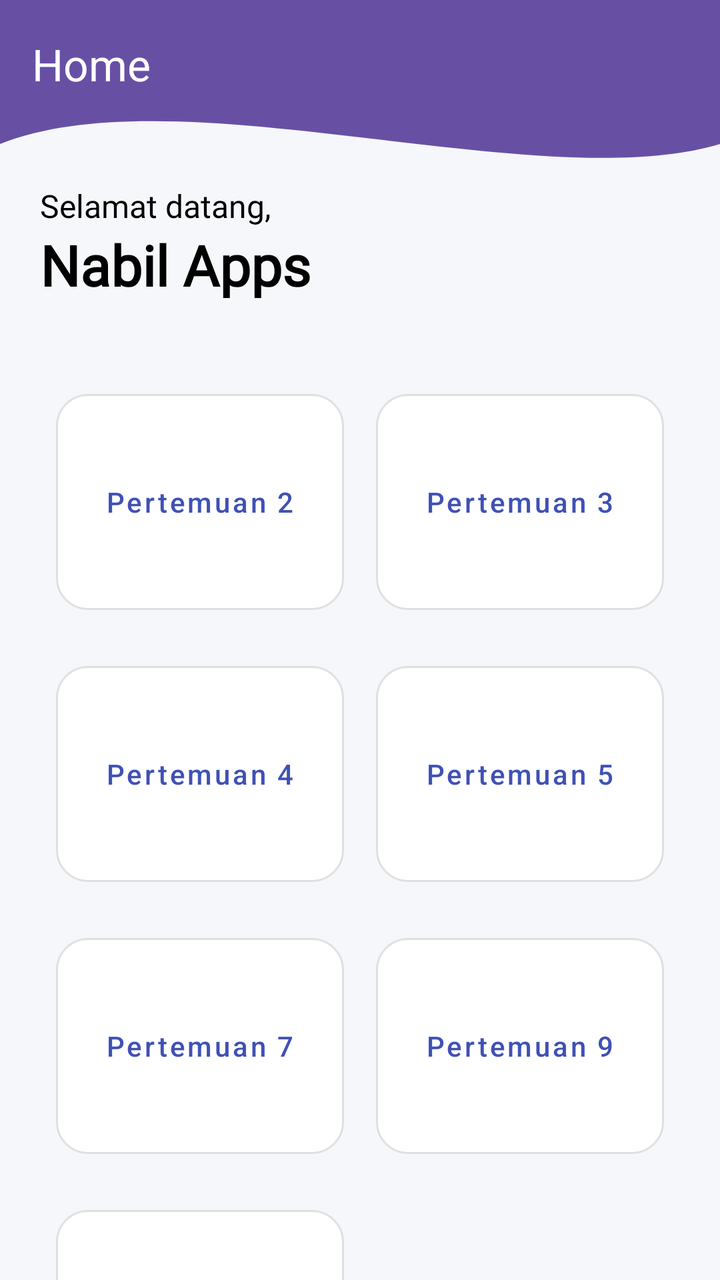
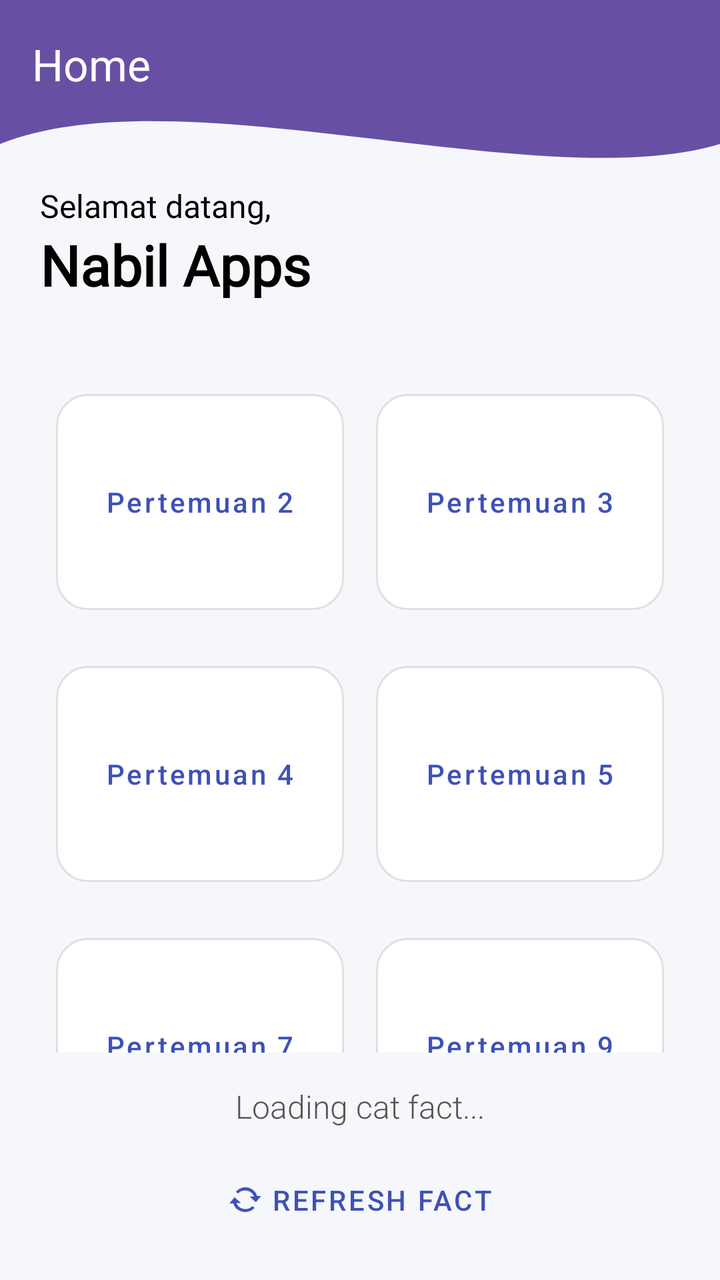

The first picture is an Android layout as it rendered before a commit; the second is the same layout after the commit. The layout source and the unified diff follow.
<!-- AndroidManifest.xml: application theme Theme.NabilApps -->
<!-- res/layout/fragment_home.xml -->
<?xml version="1.0" encoding="utf-8"?>
<androidx.constraintlayout.widget.ConstraintLayout xmlns:android="http://schemas.android.com/apk/res/android"
    xmlns:app="http://schemas.android.com/apk/res-auto"
    xmlns:tools="http://schemas.android.com/tools"
    android:id="@+id/main"
    android:layout_width="match_parent"
    android:layout_height="match_parent"
    android:background="#F5F7FA"
    tools:context=".Home.HomeFragment">

    <View
        android:id="@+id/background_header"
        android:layout_width="0dp"
        android:layout_height="180dp"
        android:background="@drawable/bg_header_wave"
        app:layout_constraintEnd_toEndOf="parent"
        app:layout_constraintStart_toStartOf="parent"
        app:layout_constraintTop_toTopOf="parent" />

    <androidx.appcompat.widget.Toolbar
        android:id="@+id/toolbar"
        android:layout_width="match_parent"
        android:layout_height="?attr/actionBarSize"
        android:background="@android:color/transparent"
        app:title="Home"
        app:titleTextColor="@android:color/white"
        app:layout_constraintTop_toTopOf="parent" />

    <androidx.core.widget.NestedScrollView
        android:layout_width="match_parent"
        android:layout_height="0dp"
        android:clipToPadding="false"
        app:layout_constraintBottom_toBottomOf="parent"
        app:layout_constraintTop_toBottomOf="@id/toolbar">

        <LinearLayout
            android:layout_width="match_parent"
            android:layout_height="wrap_content"
            android:orientation="vertical"
            android:padding="20dp">

            <TextView
                android:id="@+id/tvGreeting"
                android:layout_width="wrap_content"
                android:layout_height="wrap_content"
                android:layout_marginTop="8dp"
                android:fontFamily="@font/oswald"
                android:text="Selamat datang,"
                android:textColor="@color/black"
                android:textSize="16sp" />

            <TextView
                android:id="@+id/textView"
                android:layout_width="wrap_content"
                android:layout_height="wrap_content"
                android:fontFamily="@font/oswald"
                android:text="Nabil Apps"
                android:textColor="@android:color/black"
                android:textSize="28sp"
                android:textStyle="bold" />

            <GridLayout
                android:layout_width="match_parent"
                android:layout_height="wrap_content"
                android:layout_marginTop="32dp"
                android:alignmentMode="alignMargins"
                android:columnCount="2"
                android:columnOrderPreserved="false">

                <com.google.android.material.button.MaterialButton
                    android:id="@+id/btnToSecond"
                    style="@style/Widget.MaterialComponents.Button.OutlinedButton"
                    android:layout_width="0dp"
                    android:layout_height="120dp"
                    android:layout_columnWeight="1"
                    android:layout_margin="8dp"
                    android:backgroundTint="@color/white"
                    android:text="Pertemuan 2"
                    android:textAllCaps="false"
                    android:textColor="#3F51B5"
                    app:cornerRadius="16dp"
                    app:strokeColor="#E0E0E0" />

                <com.google.android.material.button.MaterialButton
                    android:id="@+id/btnToThird"
                    style="@style/Widget.MaterialComponents.Button.OutlinedButton"
                    android:layout_width="0dp"
                    android:layout_height="120dp"
                    android:layout_columnWeight="1"
                    android:layout_margin="8dp"
                    android:backgroundTint="@color/white"
                    android:text="Pertemuan 3"
                    android:textAllCaps="false"
                    android:textColor="#3F51B5"
                    app:cornerRadius="16dp"
                    app:strokeColor="#E0E0E0" />

                <com.google.android.material.button.MaterialButton
                    android:id="@+id/btnToFourth"
                    style="@style/Widget.MaterialComponents.Button.OutlinedButton"
                    android:layout_width="0dp"
                    android:layout_height="120dp"
                    android:layout_columnWeight="1"
                    android:layout_margin="8dp"
                    android:backgroundTint="@color/white"
                    android:text="Pertemuan 4"
                    android:textAllCaps="false"
                    android:textColor="#3F51B5"
                    app:cornerRadius="16dp"
                    app:strokeColor="#E0E0E0" />

                <com.google.android.material.button.MaterialButton
                    android:id="@+id/btnToFifth"
                    style="@style/Widget.MaterialComponents.Button.OutlinedButton"
                    android:layout_width="0dp"
                    android:layout_height="120dp"
                    android:layout_columnWeight="1"
                    android:layout_margin="8dp"
                    android:backgroundTint="@color/white"
                    android:text="Pertemuan 5"
                    android:textAllCaps="false"
                    android:textColor="#3F51B5"
                    app:cornerRadius="16dp"
                    app:strokeColor="#E0E0E0" />

                <com.google.android.material.button.MaterialButton
                    android:id="@+id/btnToSeventh"
                    style="@style/Widget.MaterialComponents.Button.OutlinedButton"
                    android:layout_width="0dp"
                    android:layout_height="120dp"
                    android:layout_columnWeight="1"
                    android:layout_margin="8dp"
                    android:backgroundTint="@color/white"
                    android:text="Pertemuan 7"
                    android:textAllCaps="false"
                    android:textColor="#3F51B5"
                    app:cornerRadius="16dp"
                    app:strokeColor="#E0E0E0" />

                <com.google.android.material.button.MaterialButton
                    android:id="@+id/btnToNinth"
                    style="@style/Widget.MaterialComponents.Button.OutlinedButton"
                    android:layout_width="0dp"
                    android:layout_height="120dp"
                    android:layout_columnWeight="1"
                    android:layout_margin="8dp"
                    android:backgroundTint="@color/white"
                    android:text="Pertemuan 9"
                    android:textAllCaps="false"
                    android:textColor="#3F51B5"
                    app:cornerRadius="16dp"
                    app:strokeColor="#E0E0E0" />

                <com.google.android.material.button.MaterialButton
                    android:id="@+id/btnToTenth"
                    style="@style/Widget.MaterialComponents.Button.OutlinedButton"
                    android:layout_width="0dp"
                    android:layout_height="120dp"
                    android:layout_columnWeight="1"
                    android:layout_margin="8dp"
                    android:backgroundTint="@color/white"
                    android:text="Pertemuan 10"
                    android:textAllCaps="false"
                    android:textColor="#3F51B5"
                    app:cornerRadius="16dp"
                    app:strokeColor="#E0E0E0" />

            </GridLayout>

            <com.google.android.material.button.MaterialButton
                android:id="@+id/btnLogout"
                android:layout_width="match_parent"
                android:layout_height="wrap_content"
                android:layout_marginTop="32dp"
                android:layout_marginBottom="20dp"
                android:backgroundTint="#FF5252"
                android:padding="12dp"
                android:text="Keluar Aplikasi"
                android:textAllCaps="false"
                android:textColor="@color/white"
                app:cornerRadius="12dp" />

        </LinearLayout>
    </androidx.core.widget.NestedScrollView>

</androidx.constraintlayout.widget.ConstraintLayout>
<!-- resources referenced by this layout -->
<resources>
  <color name="black">#FF000000</color>
  <color name="white">#FFFFFFFF</color>
  <!-- drawable bg_header_wave (drawable) -->
  <vector xmlns:android="http://schemas.android.com/apk/res/android"
      android:width="100dp"
      android:height="100dp"
      android:viewportWidth="100"
      android:viewportHeight="100">
  
      
      <path
          android:fillColor="?attr/colorPrimary"
          android:pathData="
              M0,0
              L100,0
              L100,40
              C 75,55
                25,20
                0,40
              Z" />
  </vector>
  <style name="Theme.NabilApps" parent="Base.Theme.NabilApps" />
  <style name="Base.Theme.NabilApps" parent="Theme.Material3.DayNight.NoActionBar">
          
          
      </style>
</resources>

<!-- the commit's change to res/layout/fragment_home.xml (unified diff, before → after) -->
@@ -27,11 +27,13 @@
         app:layout_constraintTop_toTopOf="parent" />
 
     <androidx.core.widget.NestedScrollView
+        android:id="@+id/nestedScrollView"
         android:layout_width="match_parent"
         android:layout_height="0dp"
         android:clipToPadding="false"
-        app:layout_constraintBottom_toBottomOf="parent"
-        app:layout_constraintTop_toBottomOf="@id/toolbar">
+        app:layout_constraintTop_toBottomOf="@id/toolbar"
+        app:layout_constraintBottom_toTopOf="@id/tvCatFact"
+        android:layout_marginBottom="16dp">
 
         <LinearLayout
             android:layout_width="match_parent"
@@ -179,8 +181,38 @@
                 android:textAllCaps="false"
                 android:textColor="@color/white"
                 app:cornerRadius="12dp" />
-
         </LinearLayout>
+
     </androidx.core.widget.NestedScrollView>
 
+    <TextView
+        android:id="@+id/tvCatFact"
+        android:layout_width="0dp"
+        android:layout_height="wrap_content"
+        android:layout_marginStart="24dp"
+        android:layout_marginEnd="24dp"
+        android:layout_marginBottom="12dp"
+        android:gravity="center"
+        android:text="Loading cat fact..."
+        android:textColor="#555555"
+        android:textSize="16sp"
+        android:fontFamily="sans-serif-light"
+        app:layout_constraintBottom_toTopOf="@id/btnRefresh"
+        app:layout_constraintEnd_toEndOf="parent"
+        app:layout_constraintStart_toStartOf="parent" />
+
+    <com.google.android.material.button.MaterialButton
+        android:id="@+id/btnRefresh"
+        style="@style/Widget.MaterialComponents.Button.TextButton"
+        android:layout_width="wrap_content"
+        android:layout_height="wrap_content"
+        android:layout_marginBottom="16dp"
+        android:text="Refresh Fact"
+        android:textColor="#3F51B5"
+        app:icon="@android:drawable/stat_notify_sync"
+        app:iconTint="#3F51B5"
+        app:layout_constraintBottom_toBottomOf="parent"
+        app:layout_constraintEnd_toEndOf="parent"
+        app:layout_constraintStart_toStartOf="parent" />
+
 </androidx.constraintlayout.widget.ConstraintLayout>
